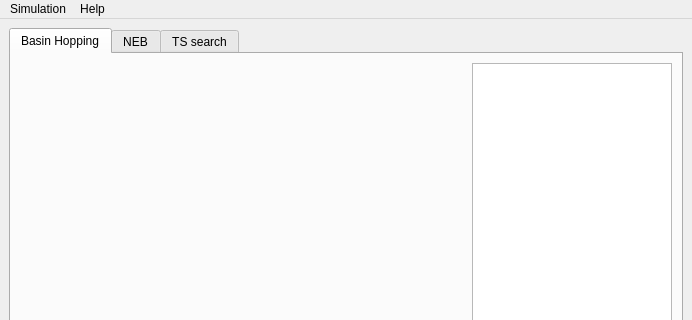
Above: pygmin/gui/MainWindow.ui from pele-python/pele before the change; both pictures show x 0 to 692 and y 0 to 320 of the 692 by 555 pixel window. Below: the same form after it.
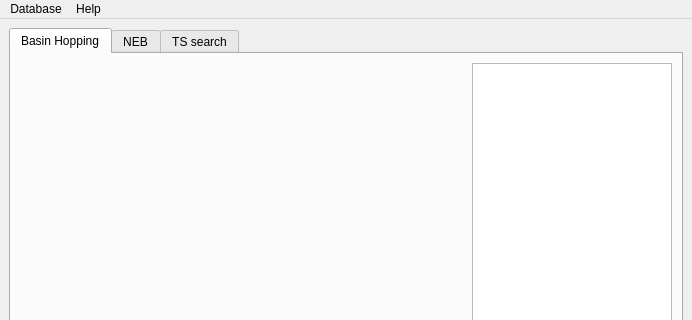
That is the form after the change. Custom widgets are drawn as their Qt base class.

Commit message: gui uses database now + other reorganization

The edit to the form file:
```diff
--- a/pygmin/gui/MainWindow.ui
+++ b/pygmin/gui/MainWindow.ui
@@ -319,7 +319,7 @@
    </property>
    <widget class="QMenu" name="menuSimulation">
     <property name="title">
-     <string>Simulation</string>
+     <string>Database</string>
     </property>
     <addaction name="actionNew"/>
     <addaction name="actionSave"/>
```
Left out of the diff: 53 changed lines with no effect on the pictures. The commit also changes 7 other files.
